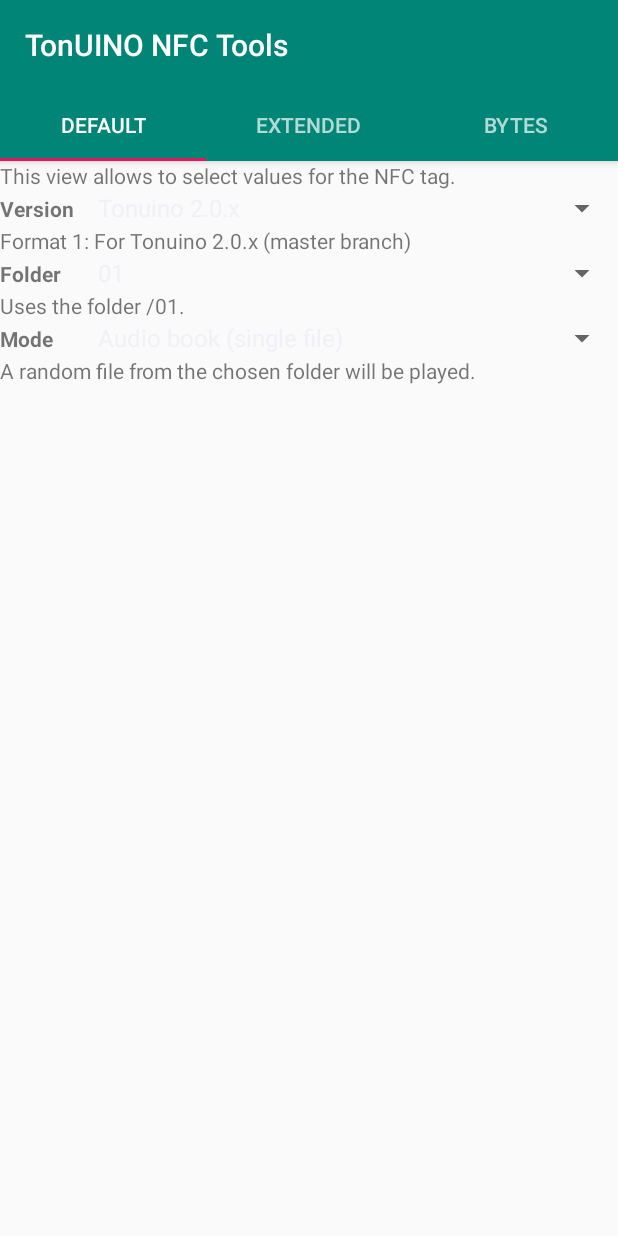
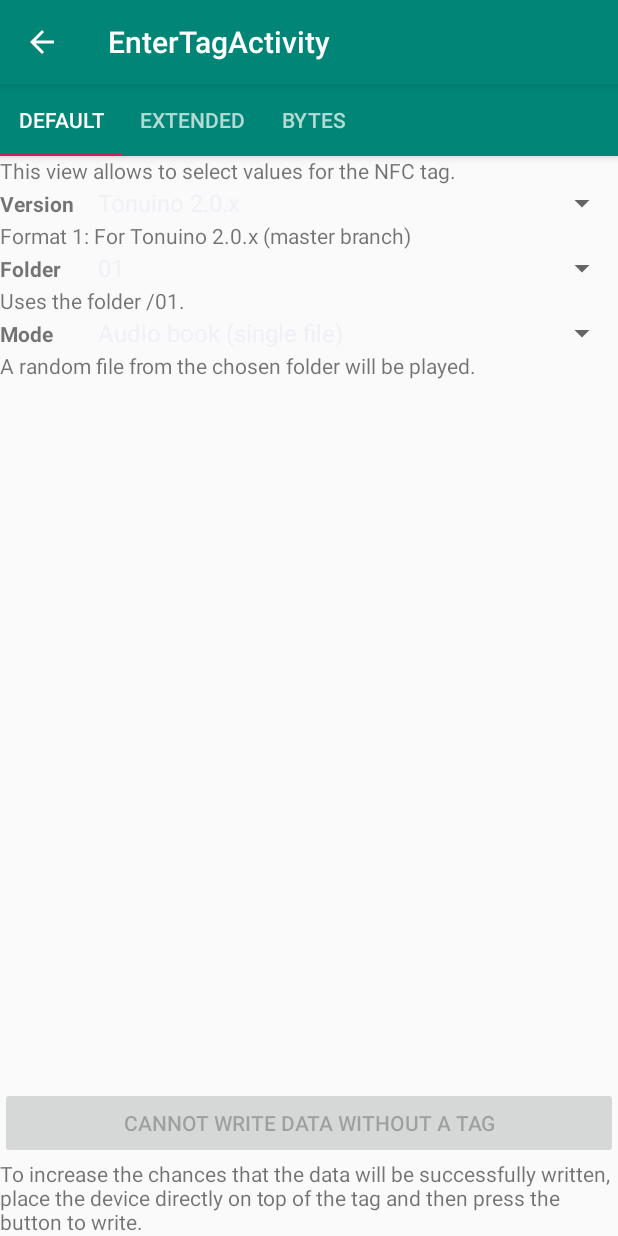
Before and after one commit to marc136/tonuino-nfc-tools, an Android app: the EnterTagActivity screen opened directly, with no data from a screen before it, on a phone screen of 412 x 824 dp. Run offline under Robolectric (Android 15) with nearby library versions, the light colour scheme and no system bars.

Commit message:
Add writing of tags

```diff
--- a/app/src/main/AndroidManifest.xml
+++ b/app/src/main/AndroidManifest.xml
@@ -17,7 +17,8 @@
         <activity
                 android:name=".ui.EnterTagActivity"
                 android:label="@string/title_activity_enter_tag"
-                android:theme="@style/AppTheme.NoActionBar"></activity>
+                android:parentActivityName=".ui.MainActivity"
+                android:windowSoftInputMode="adjustResize" />
         <activity
                 android:name=".ui.BulkWriteActivity"
                 android:label="@string/bulk_activity_title"
--- a/app/src/main/java/de/mw136/tonuino/ui/EnterTagActivity.kt
+++ b/app/src/main/java/de/mw136/tonuino/ui/EnterTagActivity.kt
@@ -1,20 +1,33 @@
 package de.mw136.tonuino.ui
 
+import android.app.AlertDialog
+import android.nfc.FormatException
 import android.nfc.Tag
+import android.nfc.tech.TagTechnology
 import android.os.Bundle
+import android.os.Handler
+import android.util.Log
+import android.view.View
+import android.widget.Button
+import android.widget.Toast
 import androidx.activity.viewModels
 import androidx.viewpager.widget.ViewPager
 import com.google.android.material.tabs.TabLayout
 import de.mw136.tonuino.R
-import de.mw136.tonuino.nfc.NfcIntentActivity
+import de.mw136.tonuino.nfc.*
+import de.mw136.tonuino.ui.enter.EnterFragmentPagerAdapter
 import de.mw136.tonuino.ui.enter.EnterViewModel
-import de.mw136.tonuino.ui.enter.EnterFragmentPagerAdapter
+import java.io.IOException
 
 @ExperimentalUnsignedTypes
 class EnterTagActivity : NfcIntentActivity() {
     override val TAG = "EnterTagActivity"
 
     private val tagData: EnterViewModel by viewModels()
+
+    var tag: TagTechnology? = null
+    private lateinit var isTagConnected: Runnable
+    private val handler = Handler()
 
     override fun onCreate(savedInstanceState: Bundle?) {
         super.onCreate(savedInstanceState)
@@ -24,10 +37,133 @@
         viewPager.adapter = sectionsPagerAdapter
         val tabs: TabLayout = findViewById(R.id.tabs)
         tabs.setupWithViewPager(viewPager)
+
+        isTagConnected = Runnable {
+            if (tag?.isConnected == true) {
+                // should be able to write to tag
+                pollTag()
+            } else {
+                tag = null
+                enableWriteButtonIfTagPresent()
+            }
+        }
+
+        intent.getParcelableExtra<Tag>(PARCEL_TAG)?.let { tag -> onNfcTag(tag) }
+    }
+
+    override fun onPause() {
+        super.onPause()
+        handler.removeCallbacksAndMessages(null)
+    }
+
+    override fun onResume() {
+        super.onResume()
+        pollTag()
+    }
+
+    private fun pollTag() {
+        handler.postDelayed(isTagConnected, 321)
+    }
+
+    private fun enableWriteButtonIfTagPresent() {
+        findViewById<Button>(R.id.button_write)?.apply {
+            if (this@EnterTagActivity.tag == null) {
+                setText(getString(R.string.edit_write_button_no_tag))
+                isEnabled = false
+                Toast.makeText(
+                    this@EnterTagActivity,
+                    getString(R.string.edit_nfc_connection_lost),
+                    Toast.LENGTH_LONG
+                ).show()
+            } else {
+                setText(
+                    getString(
+                        R.string.edit_write_button,
+                        tagIdAsString(this@EnterTagActivity.tag!!)
+                    )
+                )
+                isEnabled = true
+                pollTag()
+            }
+        }
+    }
+
+    @Suppress("UNUSED_PARAMETER")
+    fun onClickWriteTagButton(view: View) = writeTag()
+
+    private fun writeTag() {
+        var result = WriteResult.TAG_UNAVAILABLE
+        if (tag != null) {
+            Log.w("$TAG.writeTag", "will write to tag ${tagIdAsString(tag!!)}")
+            result = writeTonuino(tag!!, TagData(tagData.bytes))
+            Log.w("$TAG.writeTag", "result $result")
+        }
+        showModalDialog(result)
+    }
+
+    private fun showModalDialog(result: WriteResult) {
+        with(AlertDialog.Builder(this)) {
+            var showRetryButton = false
+
+            when (result) {
+                WriteResult.SUCCESS -> {
+                    setMessage(R.string.written_success)
+                }
+                WriteResult.UNSUPPORTED_FORMAT -> {
+                    setTitle(R.string.written_unsupported_tag_type)
+                    setMessage(
+                        getString(
+                            R.string.nfc_tag_technologies,
+                            techListOf(tag).joinToString(", ")
+                        )
+                    )
+                }
+                WriteResult.AUTHENTICATION_FAILURE -> {
+                    setTitle(R.string.written_title_failure)
+                    setMessage(R.string.written_authentication_failure)
+                    showRetryButton = true
+                }
+                WriteResult.TAG_UNAVAILABLE -> {
+                    setTitle(R.string.written_title_failure)
+                    setMessage(R.string.written_tag_unavailable)
+                    showRetryButton = true
+                }
+                WriteResult.UNKNOWN_ERROR -> {
+                    setTitle(R.string.written_unknown_error)
+                    setMessage(
+                        getString(
+                            R.string.nfc_tag_technologies,
+                            techListOf(tag).joinToString(", ")
+                        )
+                    )
+                    showRetryButton = true
+                }
+            }
+
+            setPositiveButton(getString(R.string.button_ok)) { _, _ -> }
+            if (showRetryButton) {
+                setNegativeButton(getString(R.string.written_button_retry)) { _, _ -> writeTag() }
+            }
+            create().show()
+        }
     }
 
     override fun onNfcTag(tag: Tag) {
-        TODO("Not yet implemented")
+        val tagId = tagIdAsString(tag)
+        Log.i("$TAG.onNfcTag", "Tag $tagId")
+//        supportActionBar?.title = getString(R.string.read_title, tagId)
+        try {
+            this.tag = connectTo(tag)
+            enableWriteButtonIfTagPresent()
+        } catch (ex: IOException) {
+            // could not connect to tag
+            Log.w("$TAG.onNfcTag", "Could not connect to the NFC tag")
+        } catch (ex: FormatException) {
+            // unsupported tag format
+            Log.w("$TAG.onNfcTag", "Unsupported format")
+        } catch (ex: Exception) {
+            // TODO display unexpected error
+            Log.e("$TAG.onNfcTag", ex.toString())
+        }
     }
-
 }
--- a/app/src/main/java/de/mw136/tonuino/ui/enter/EnterViewModel.kt
+++ b/app/src/main/java/de/mw136/tonuino/ui/enter/EnterViewModel.kt
@@ -14,50 +14,50 @@
 
 @ExperimentalUnsignedTypes
 class EnterViewModel : ViewModel() {
-    var _bytes: UByteArray = EnterViewModel.default()
+    var bytes: UByteArray = EnterViewModel.default()
         private set
 
     val cookie: UByteArray
         get() {
-            return _bytes.sliceArray(COOKIE until VERSION)
+            return bytes.sliceArray(COOKIE until VERSION)
         }
 
     fun setCookie(value: UByteArray) {
         TODO("Implement setCookie")
     }
 
-    private var _version: MutableLiveData<UByte> = MutableLiveData(_bytes[VERSION])
+    private var _version: MutableLiveData<UByte> = MutableLiveData(bytes[VERSION])
     val version: LiveData<UByte> get() = _version
     fun setVersion(value: UByte) {
-        _bytes[VERSION] = value
+        bytes[VERSION] = value
         _version.value = value
     }
 
-    private var _folder: MutableLiveData<UByte> = MutableLiveData(_bytes[FOLDER])
+    private var _folder: MutableLiveData<UByte> = MutableLiveData(bytes[FOLDER])
     val folder: LiveData<UByte> get() = _folder
     fun setFolder(value: UByte) {
-        _bytes[FOLDER] = value
+        bytes[FOLDER] = value
         _folder.value = value
     }
 
-    private var _mode: MutableLiveData<UByte> = MutableLiveData(_bytes[MODE])
+    private var _mode: MutableLiveData<UByte> = MutableLiveData(bytes[MODE])
     val mode: LiveData<UByte> get() = _mode
     fun setMode(value: UByte) {
-        _bytes[MODE] = value
+        bytes[MODE] = value
         _mode.value = value
     }
 
-    private var _special: MutableLiveData<UByte> = MutableLiveData(_bytes[SPECIAL])
+    private var _special: MutableLiveData<UByte> = MutableLiveData(bytes[SPECIAL])
     val special: LiveData<UByte> get() = _special
     fun setSpecial(value: UByte) {
-        _bytes[SPECIAL] = value
+        bytes[SPECIAL] = value
         _special.value = value
     }
 
-    private var _special2: MutableLiveData<UByte> = MutableLiveData(_bytes[SPECIAL2])
+    private var _special2: MutableLiveData<UByte> = MutableLiveData(bytes[SPECIAL2])
     val special2: LiveData<UByte> get() = _special2
     fun setSpecial2(value: UByte) {
-        _bytes[SPECIAL2] = value
+        bytes[SPECIAL2] = value
         _special2.value = value
     }
 
--- a/app/src/main/res/layout/activity_enter_tag.xml
+++ b/app/src/main/res/layout/activity_enter_tag.xml
@@ -1,29 +1,22 @@
 <?xml version="1.0" encoding="utf-8"?>
-<androidx.coordinatorlayout.widget.CoordinatorLayout xmlns:android="http://schemas.android.com/apk/res/android"
+<androidx.constraintlayout.widget.ConstraintLayout xmlns:android="http://schemas.android.com/apk/res/android"
         xmlns:app="http://schemas.android.com/apk/res-auto"
         xmlns:tools="http://schemas.android.com/tools"
+        android:id="@+id/coordinatorLayout"
         android:layout_width="match_parent"
         android:layout_height="match_parent"
         tools:context=".ui.EnterTagActivity">
 
     <com.google.android.material.appbar.AppBarLayout
+            android:id="@+id/appBarLayout"
             android:layout_width="match_parent"
             android:layout_height="wrap_content"
-            android:theme="@style/AppTheme.AppBarOverlay">
-
-        <TextView
-                android:id="@+id/title"
-                android:layout_width="wrap_content"
-                android:layout_height="wrap_content"
-                android:gravity="center"
-                android:minHeight="?actionBarSize"
-                android:padding="@dimen/appbar_padding"
-                android:text="@string/app_name"
-                android:textAppearance="@style/TextAppearance.Widget.AppCompat.Toolbar.Title" />
+            android:theme="@style/AppTheme.AppBarOverlay"
+            app:layout_constraintTop_toTopOf="parent">
 
         <com.google.android.material.tabs.TabLayout
                 android:id="@+id/tabs"
-                android:layout_width="match_parent"
+                android:layout_width="wrap_content"
                 android:layout_height="wrap_content"
                 android:background="?attr/colorPrimary" />
     </com.google.android.material.appbar.AppBarLayout>
@@ -31,7 +24,23 @@
     <androidx.viewpager.widget.ViewPager
             android:id="@+id/view_pager"
             android:layout_width="match_parent"
-            android:layout_height="match_parent"
-            app:layout_behavior="@string/appbar_scrolling_view_behavior" />
+            android:layout_height="0dp"
+            app:layout_behavior="@string/appbar_scrolling_view_behavior"
+            app:layout_constraintTop_toBottomOf="@+id/appBarLayout" />
 
-</androidx.coordinatorlayout.widget.CoordinatorLayout>
+    <Button
+            android:id="@+id/button_write"
+            android:layout_width="match_parent"
+            android:layout_height="wrap_content"
+            android:enabled="false"
+            android:onClick="onClickWriteTagButton"
+            android:text="@string/edit_write_button_no_tag"
+            app:layout_constraintBottom_toTopOf="@id/write_description" />
+
+    <TextView
+            android:id="@+id/write_description"
+            android:layout_width="match_parent"
+            android:layout_height="wrap_content"
+            android:text="@string/edit_write_description"
+            app:layout_constraintBottom_toBottomOf="parent"/>
+</androidx.constraintlayout.widget.ConstraintLayout>
```
